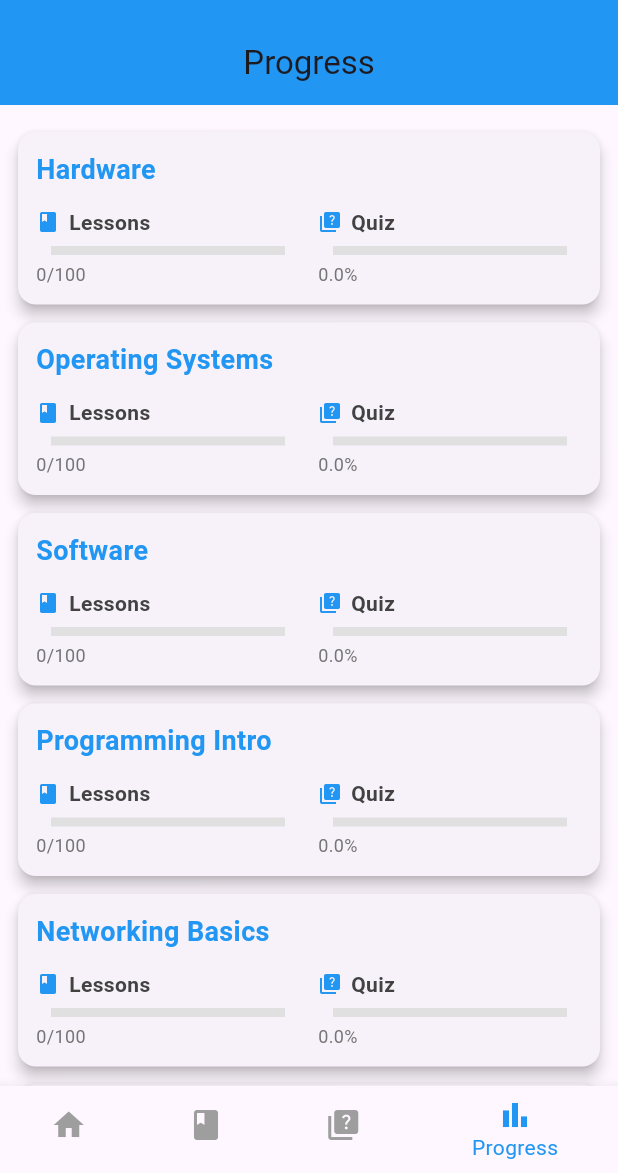
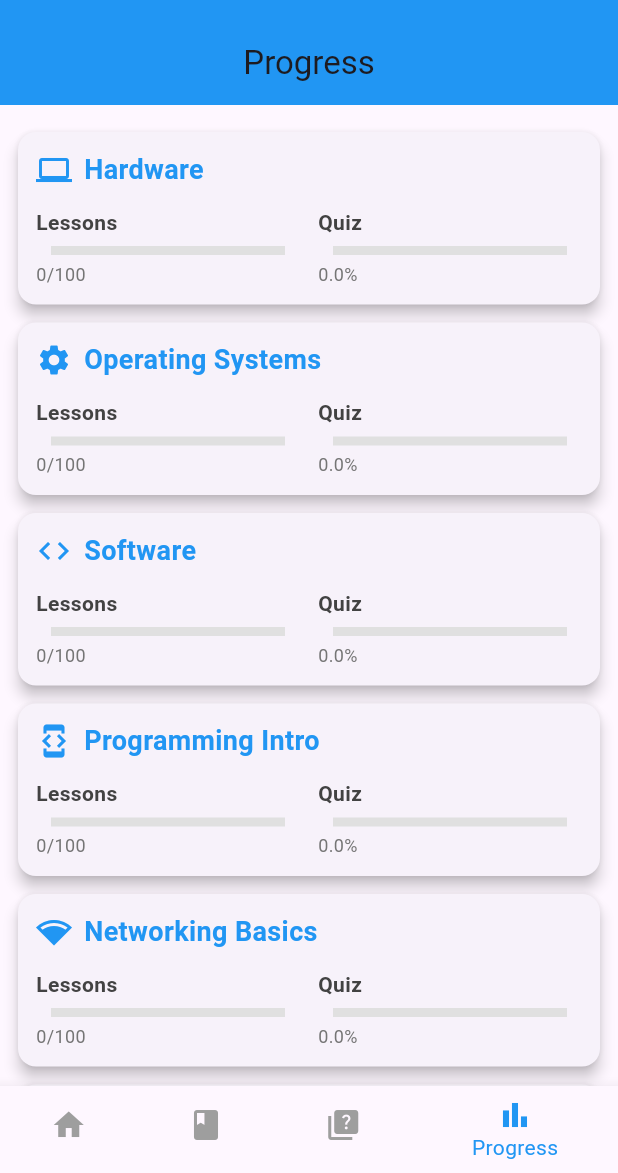
Before and after one commit to techtalksaty/learn_tech_app, a Flutter app: the screen it shows after launch, item 4 of the bottom bar chosen, on a phone screen of 412 x 824 dp, the part 63-1236 px from its top. Run offline on Flutter 3.47's test engine with Material 3 defaults, Android fonts, the phone set to English and light mode, and no system bars; drawn by our look-alikes of percent_indicator; our stand-ins replace flutter_markdown, hive, hive_flutter; accounts and stored records are empty.

Commit message:
progress-screen-icons

```diff
--- a/my_learn_app/lib/screens/progress/progress_screen.dart
+++ b/my_learn_app/lib/screens/progress/progress_screen.dart
@@ -31,7 +31,7 @@ class ProgressScreen extends StatelessWidget {
             );
           }
           return ListView.builder(
-            padding: const EdgeInsets.all(12.0), // Reduced padding
+            padding: const EdgeInsets.all(12.0),
             itemCount: progressList.length,
             itemBuilder: (context, index) {
               final progress = progressList[index];
@@ -43,47 +43,50 @@ class ProgressScreen extends StatelessWidget {
 
               return Card(
                 elevation: 4,
-                margin: const EdgeInsets.symmetric(vertical: 6.0), // Reduced margin
+                margin: const EdgeInsets.symmetric(vertical: 6.0),
                 child: Padding(
-                  padding: const EdgeInsets.all(12.0), // Reduced padding
+                  padding: const EdgeInsets.all(12.0),
                   child: Column(
                     crossAxisAlignment: CrossAxisAlignment.start,
                     children: [
-                      Text(
+                      Row(
+                        children: [
+                          Icon(
+                            categoryIcons[progress.category] ?? Icons.book,
+                            size: 24,
+                            color: primaryColor,
+                          ),
+                          const SizedBox(width: 8),
+                          Expanded(
+                            child: Text(
                               progress.category,
                               style: const TextStyle(
-                          fontSize: 18, // Slightly smaller font
+                                fontSize: 18,
                                 fontWeight: FontWeight.bold,
                                 color: primaryColor,
                               ),
                             ),
-                      const SizedBox(height: 12), // Reduced spacing
+                          ),
+                        ],
+                      ),
+                      const SizedBox(height: 12),
                       Row(
                         children: [
                           Expanded(
                             child: Column(
                               crossAxisAlignment: CrossAxisAlignment.start,
                               children: [
-                                Row(
-                                  children: [
-                                    const Icon(Icons.book, size: 16, color: primaryColor), // Smaller icon
-                                    const SizedBox(width: 6), // Reduced spacing
-                                    Flexible(
-                                      child: Text(
+                                Text(
                                   'Lessons',
                                   style: TextStyle(
-                                          fontSize: 14, // Smaller font
+                                    fontSize: 14,
                                     fontWeight: FontWeight.w600,
                                     color: Colors.grey[800],
                                   ),
-                                        overflow: TextOverflow.ellipsis,
                                 ),
-                                    ),
-                                  ],
-                                ),
-                                const SizedBox(height: 6), // Reduced spacing
+                                const SizedBox(height: 6),
                                 LinearPercentIndicator(
-                                  lineHeight: 6.0, // Thinner bar
+                                  lineHeight: 6.0,
                                   percent: lessonProgress,
                                   backgroundColor: Colors.grey[300],
                                   progressColor: primaryColor,
@@ -94,38 +97,29 @@ class ProgressScreen extends StatelessWidget {
                                 Text(
                                   '${progress.lessonsCompleted}/$totalLessons',
                                   style: TextStyle(
-                                    fontSize: 12, // Smaller font
+                                    fontSize: 12,
                                     color: Colors.grey[600],
                                   ),
                                 ),
                               ],
                             ),
                           ),
-                          const SizedBox(width: 12), // Reduced spacing
+                          const SizedBox(width: 12),
                           Expanded(
                             child: Column(
                               crossAxisAlignment: CrossAxisAlignment.start,
                               children: [
-                                Row(
-                                  children: [
-                                    const Icon(Icons.quiz, size: 16, color: primaryColor), // Smaller icon
-                                    const SizedBox(width: 6), // Reduced spacing
-                                    Flexible(
-                                      child: Text(
+                                Text(
                                   'Quiz',
                                   style: TextStyle(
-                                          fontSize: 14, // Smaller font
+                                    fontSize: 14,
                                     fontWeight: FontWeight.w600,
                                     color: Colors.grey[800],
                                   ),
-                                        overflow: TextOverflow.ellipsis,
                                 ),
-                                    ),
-                                  ],
-                                ),
-                                const SizedBox(height: 6), // Reduced spacing
+                                const SizedBox(height: 6),
                                 LinearPercentIndicator(
-                                  lineHeight: 6.0, // Thinner bar
+                                  lineHeight: 6.0,
                                   percent: quizProgress,
                                   backgroundColor: Colors.grey[300],
                                   progressColor: primaryColor,
@@ -136,7 +130,7 @@ class ProgressScreen extends StatelessWidget {
                                 Text(
                                   '${progress.quizScore.toStringAsFixed(1)}%',
                                   style: TextStyle(
-                                    fontSize: 12, // Smaller font
+                                    fontSize: 12,
                                     color: Colors.grey[600],
                                   ),
                                 ),
```
Lines whose indentation alone changed are shown as unchanged.
